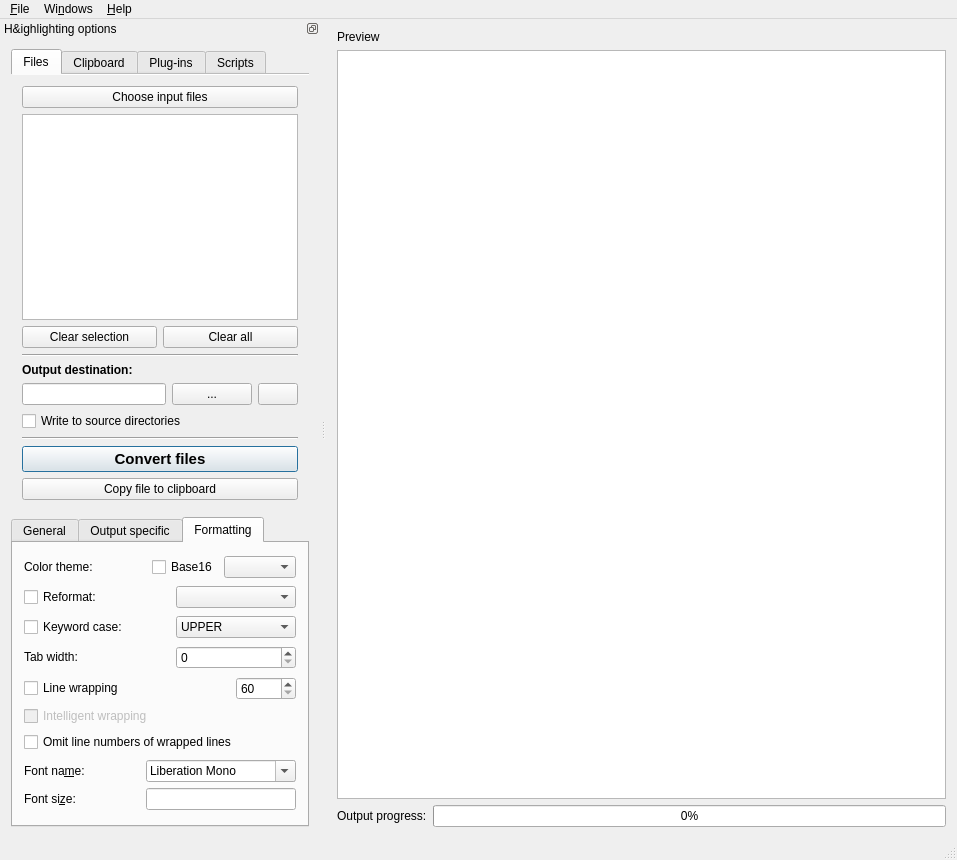
The window that src/gui-qt/mainwindow.ui (tajmone/highlight) describes before a commit, drawn with Qt 5.
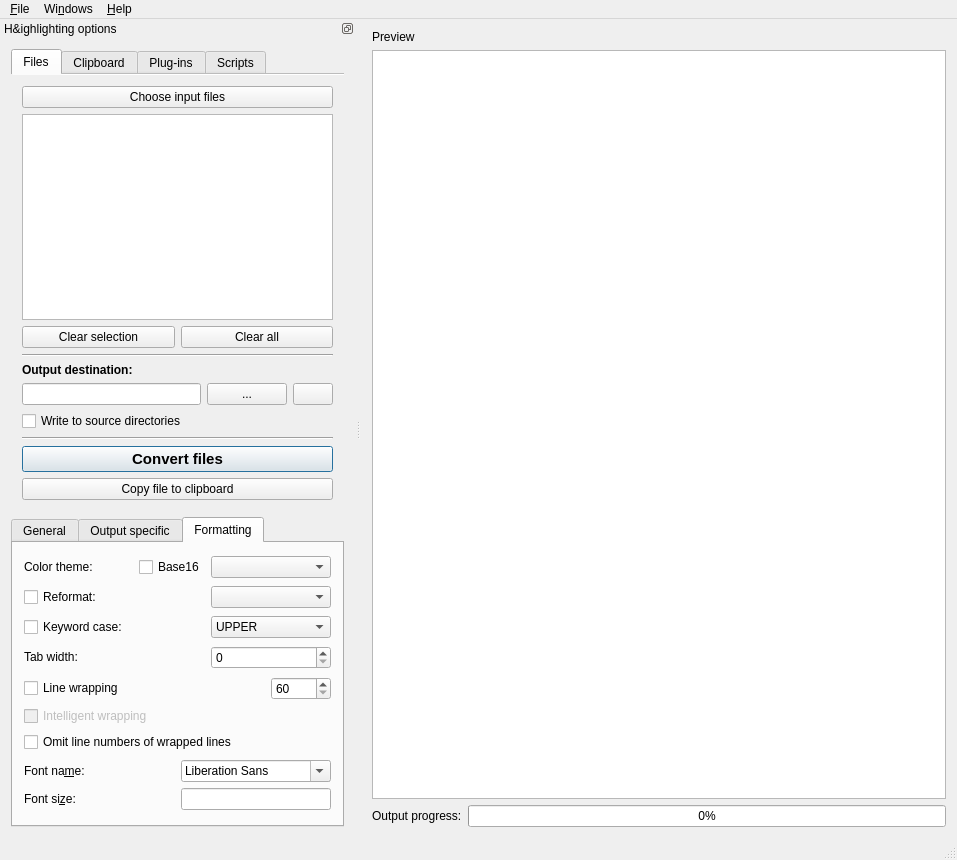
The same window after the commit. Icons and pictures are not drawn.

Commit message: GUI: Fixed theme drop down min. width

The edit to the form file:
```diff
--- a/src/gui-qt/mainwindow.ui
+++ b/src/gui-qt/mainwindow.ui
@@ -2071,11 +2071,17 @@
            <item>
             <widget class="QComboBox" name="comboTheme">
              <property name="sizePolicy">
-              <sizepolicy hsizetype="Minimum" vsizetype="Fixed">
+              <sizepolicy hsizetype="MinimumExpanding" vsizetype="Fixed">
                <horstretch>0</horstretch>
                <verstretch>0</verstretch>
               </sizepolicy>
              </property>
+             <property name="minimumSize">
+              <size>
+               <width>120</width>
+               <height>0</height>
+              </size>
+             </property>
              <property name="maximumSize">
               <size>
                <width>200</width>
@@ -2309,7 +2315,7 @@
              </property>
              <property name="currentFont">
               <font>
-               <family>Liberation Mono</family>
+               <family>MS Shell Dlg 2</family>
               </font>
              </property>
             </widget>
```
Left out of the diff: 2 changed lines with no effect on the pictures. The commit also changes 2 other files.
